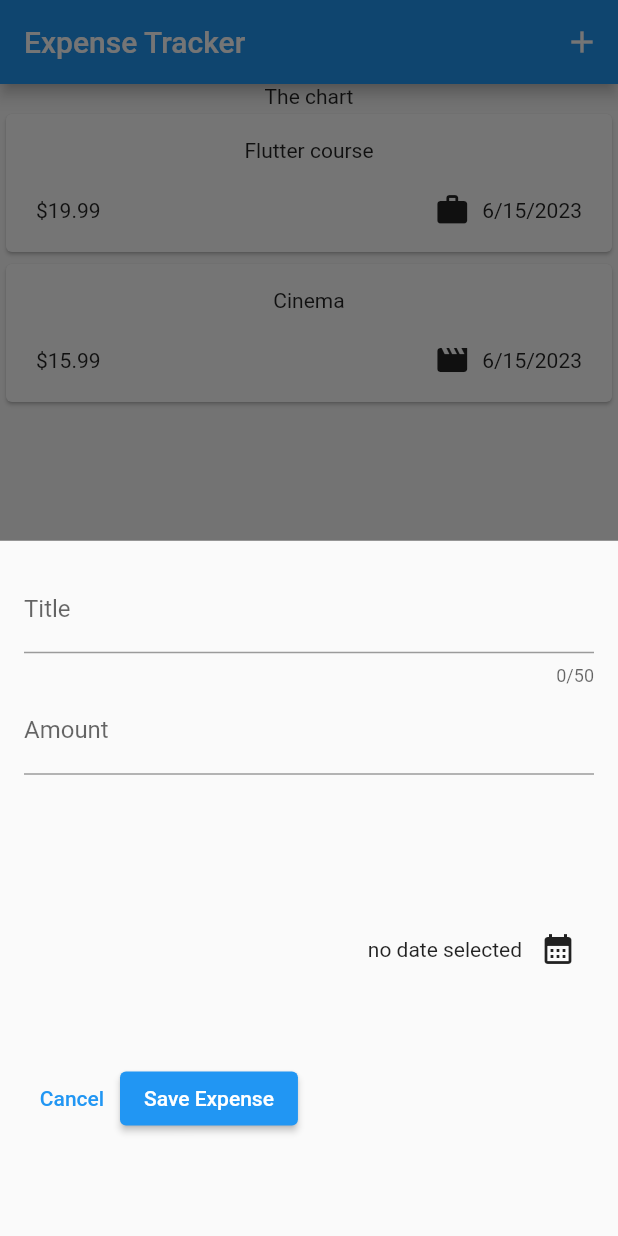
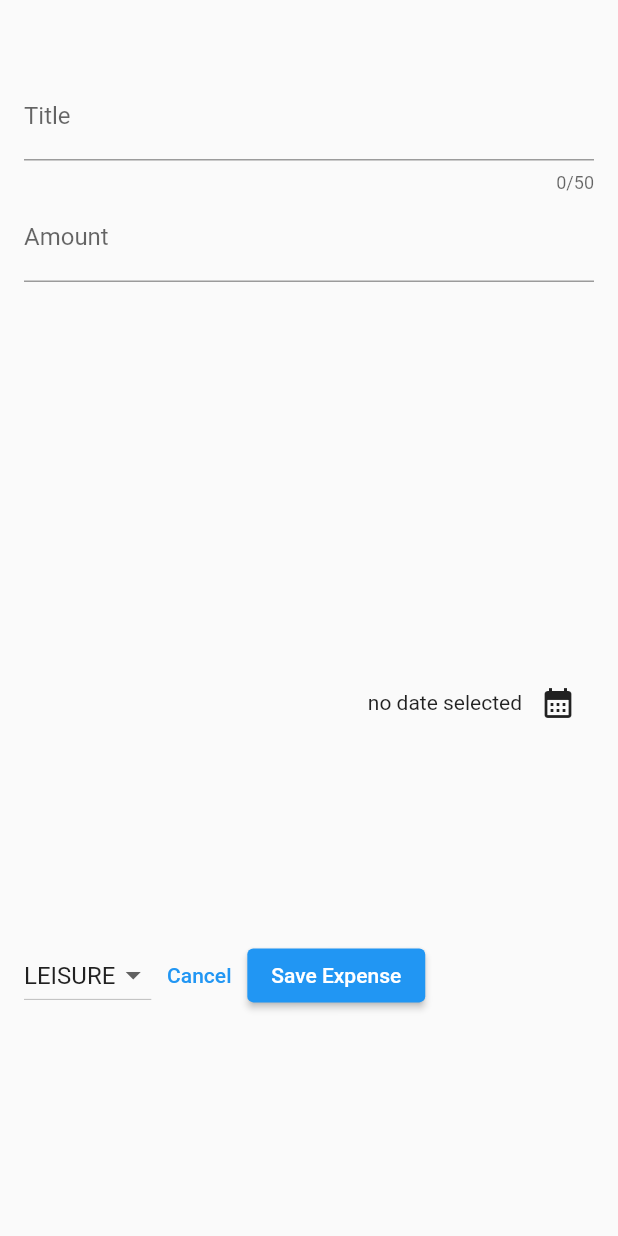
Before and after one commit to fredatabo/flutter_expense_tracker_app, a Flutter app: the screen it shows after launch, after a tap on the "add" icon, on a phone screen of 412 x 824 dp. Run offline on Flutter 3.47's test engine with Material 2 defaults, Android fonts, the phone set to English and light mode, and no system bars.

Commit message:
drop down menu added to new expenses widget

```diff
--- a/lib/expenses.dart
+++ b/lib/expenses.dart
@@ -25,8 +25,15 @@ class _ExpensesState extends State<Expenses> {
   ];
 
   void _openAddExpenseOverlay() {
-    showModalBottomSheet(context: context,
-    builder: (ctx) => const NewExpense());
+    showModalBottomSheet(
+      isScrollControlled: true,
+        context: context, builder: (ctx) =>  NewExpense(onAddExpense: _addExpense,));
+  }
+
+  void _addExpense(Expense expense) {
+    setState(() {
+      _registeredExpenses.add(expense);
+    });
   }
 
   @override
--- a/lib/new_expense.dart
+++ b/lib/new_expense.dart
@@ -1,10 +1,10 @@
 import 'package:flutter/material.dart';
 import 'package:expense_tracker/models/expense.dart'; // to get the date formatter
 
+class NewExpense extends StatefulWidget {
+  const NewExpense({super.key, required this.onAddExpense});
 
-
-class NewExpense extends StatefulWidget {
-  const NewExpense({super.key});
+  final void Function(Expense expense) onAddExpense;
 
   @override
   State<NewExpense> createState() => _NewExpenseState();
@@ -20,6 +20,7 @@ class _NewExpenseState extends State<NewExpense> {
   final _titleController = TextEditingController();
   final _amountController = TextEditingController();
   DateTime? _selectedDate; // initializing null or empty variable
+  Category _selectedCategory = Category.leisure;
 // the method below removes titleController from the memory when the method is closed.
   @override
   void dispose() {
@@ -42,10 +43,40 @@ class _NewExpenseState extends State<NewExpense> {
     });
   }
 
+  void _submitExpenseData() {
+    final enteredAmount = double.tryParse(_amountController.text);
+    final amountIsInvalid = enteredAmount == null || enteredAmount <= 0;
+
+    if (_titleController.text.trim().isEmpty ||
+        amountIsInvalid ||
+        _selectedDate == null) {
+      showDialog(
+        context: context,
+        builder: (ctx) => AlertDialog(
+          title: const Text('plese enter a valid amount, date or title'),
+          actions: [
+            TextButton(
+              onPressed: () {
+                Navigator.pop(ctx);
+              },
+              child: const Text('ok'),
+            ),
+          ],
+        ),
+      );
+      return;
+    }
+    widget.onAddExpense(Expense(
+        title: _titleController.text,
+        amount: enteredAmount,
+        date: _selectedDate!,
+        category: _selectedCategory));
+  }
+
   @override
   Widget build(BuildContext context) {
     return Padding(
-      padding: const EdgeInsets.all(16),
+      padding: const EdgeInsets.fromLTRB(16, 48, 16, 16),
       child: Column(
         children: [
           TextField(
@@ -74,7 +105,9 @@ class _NewExpenseState extends State<NewExpense> {
             crossAxisAlignment:
                 CrossAxisAlignment.center, //center componen horizontally
             children: [
-               Text(_selectedDate == null ? 'no date selected' : formater.format(_selectedDate!)),
+              Text(_selectedDate == null
+                  ? 'no date selected'
+                  : formater.format(_selectedDate!)),
               IconButton(
                   onPressed: _presentDatePicker,
                   icon: const Icon(Icons.calendar_month))
@@ -83,6 +116,23 @@ class _NewExpenseState extends State<NewExpense> {
           Expanded(
             child: Row(
               children: [
+                DropdownButton(
+                    value: _selectedCategory,
+                    items: Category.values
+                        .map((category) => DropdownMenuItem(
+                            value: category,
+                            child: Text(
+                              category.name.toString().toUpperCase(),
+                            )))
+                        .toList(),
+                    onChanged: (value) {
+                      if (value == null) {
+                        return;
+                      }
+                      setState(() {
+                        _selectedCategory = value;
+                      });
+                    }),
                 TextButton(
                   onPressed: () {
                     Navigator.pop(context);
@@ -90,9 +140,7 @@ class _NewExpenseState extends State<NewExpense> {
                   child: const Text('Cancel'),
                 ),
                 ElevatedButton(
-                    onPressed: () {
-                      print(_titleController.text);
-                    },
+                    onPressed: _submitExpenseData,
                     child: const Text('Save Expense')),
               ],
             ),
```
